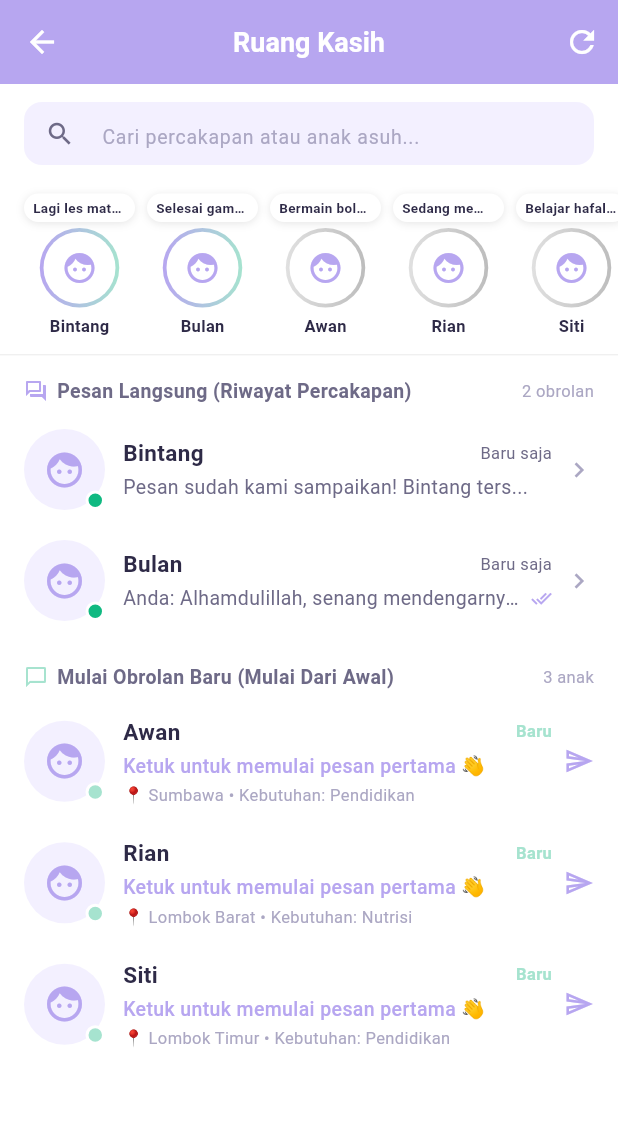
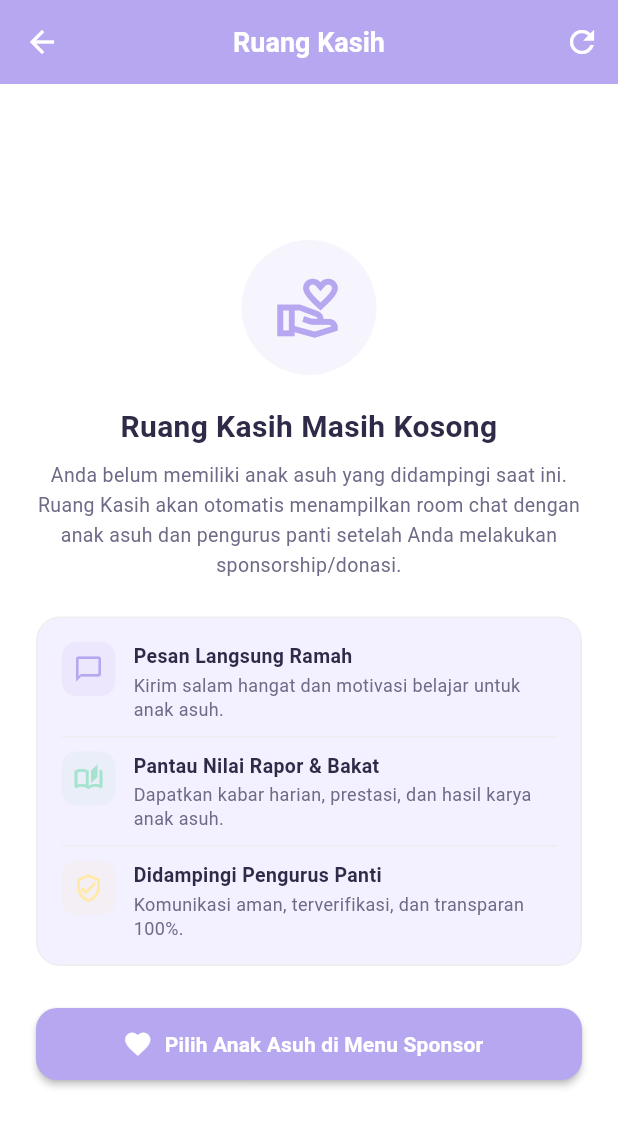
Before and after one commit to dyahnaylaamaliaputri-bit/AsuhKita, a Flutter app: the FamilyRoomScreen screen opened directly, after a tap on the "refresh" icon, on a phone screen of 412 x 824 dp. Shown: the top 1127 px of the screen. Run offline on Flutter 3.47's test engine with Material 3 defaults, Android fonts, the phone set to English and light mode, and no system bars; our stand-ins replace dio, flutter_local_notifications, flutter_map, flutter_secure_storage, google_generative_ai, image_picker and 7 more; missing offline and left inert: encrypt; accounts and stored records are empty; network calls fail.

Commit message:
feat(ruang-kasih): kosongkan ruang kasih jika donatur belum memiliki anak asuh (0 anak asuh)

```diff
--- a/lib/features/communication/family_room_screen.dart
+++ b/lib/features/communication/family_room_screen.dart
@@ -12,6 +12,7 @@ import 'package:image_picker/image_picker.dart';
 import '../../core/app_colors.dart';
 import '../../core/dio_client.dart';
 import '../../data/local_db.dart';
+import '../sponsor/sponsor_screen.dart';
 
 class FamilyRoomScreen extends StatefulWidget {
   const FamilyRoomScreen({super.key});
@@ -50,63 +51,80 @@ class _FamilyRoomScreenState extends State<FamilyRoomScreen> {
   }
 
   // ============================================================
-  // LOAD DATA ANAK & INITIAL SEEDING UNTUK HISTORI REALISTIS
+  // LOAD DATA ANAK ASUH DONATUR (DARI RIWAYAT DONASI/SPONSORSHIP)
   // ============================================================
   Future<void> _loadChildrenAndMessages() async {
     setState(() => _isLoading = true);
 
     try {
-      // 1. Ambil data anak (API Supabase / Local SQLite)
-      List<Map<String, dynamic>> loadedChildren = [];
+      // 1. Ambil data anak asuh yang didampingi donatur dari riwayat donasi/sponsorship lokal
+      final localDonations = await LocalDatabase().getCachedDonations();
+      final sponsoredAliases = <String>{};
+      for (var d in localDonations) {
+        final alias = (d['child_alias'] ?? '').toString().trim();
+        if (alias.isNotEmpty) {
+          sponsoredAliases.add(alias.toLowerCase());
+        }
+      }
+
+      // 2. Ambil data katalog semua anak (API Supabase / Local SQLite)
+      List<Map<String, dynamic>> allCatalog = [];
       try {
         final res = await DioClient().dio.get('/children');
         if (res.statusCode == 200) {
           if (res.data is List && (res.data as List).isNotEmpty) {
-            loadedChildren = List<Map<String, dynamic>>.from(res.data);
+            allCatalog = List<Map<String, dynamic>>.from(res.data);
           } else if (res.data is Map && res.data['data'] is List) {
-            loadedChildren = List<Map<String, dynamic>>.from(res.data['data']);
+            allCatalog = List<Map<String, dynamic>>.from(res.data['data']);
           }
-          if (loadedChildren.isNotEmpty) {
-            await LocalDatabase().cacheChildren(loadedChildren);
+          if (allCatalog.isNotEmpty) {
+            await LocalDatabase().cacheChildren(allCatalog);
           }
         }
       } catch (_) {}
 
       // Fallback: baca dari SQLite lokal
-      if (loadedChildren.isEmpty) {
+      if (allCatalog.isEmpty) {
         final cached = await LocalDatabase().getCachedChildren();
         final newKids = await LocalDatabase().getNewChildren();
-        final all = [...cached, ...newKids];
-        final seen = <String>{};
-        loadedChildren = all.where((c) {
-          final name = (c['alias'] ?? c['name'] ?? '').toString().toLowerCase();
-          if (seen.contains(name) || name.isEmpty) return false;
-          seen.add(name);
-          return true;
-        }).toList();
+        allCatalog = [...cached, ...newKids];
       }
 
-      // Pastikan ada data anak minimal untuk demo
-      if (loadedChildren.isEmpty) {
-        loadedChildren = [
-          {'alias': 'Bintang', 'orphanage_city': 'Mataram, Lombok', 'need_category': 'Pendidikan', 'avatar': ''},
-          {'alias': 'Bulan', 'orphanage_city': 'Mataram, Lombok', 'need_category': 'Kesehatan', 'avatar': ''},
-          {'alias': 'Awan', 'orphanage_city': 'Sumbawa', 'need_category': 'Pendidikan', 'avatar': ''},
-          {'alias': 'Rian', 'orphanage_city': 'Lombok Barat', 'need_category': 'Nutrisi', 'avatar': ''},
-          {'alias': 'Siti', 'orphanage_city': 'Lombok Timur', 'need_category': 'Pendidikan', 'avatar': ''},
-        ];
+      // 3. Filter HANYA anak asuh yang dimiliki oleh donatur ini
+      List<Map<String, dynamic>> mySponsoredChildren = [];
+      if (sponsoredAliases.isNotEmpty) {
+        final seen = <String>{};
+        for (var child in allCatalog) {
+          final name = (child['alias'] ?? child['name'] ?? '').toString().trim();
+          if (name.isNotEmpty && sponsoredAliases.contains(name.toLowerCase())) {
+            if (!seen.contains(name.toLowerCase())) {
+              seen.add(name.toLowerCase());
+              mySponsoredChildren.add(child);
+            }
+          }
+        }
+
+        // Jika anak ada di riwayat donasi tapi belum ada di katalog, buat entri profilnya
+        for (var alias in sponsoredAliases) {
+          if (!seen.contains(alias)) {
+            seen.add(alias);
+            final titleCase = alias.length > 1 ? '${alias[0].toUpperCase()}${alias.substring(1)}' : alias;
+            mySponsoredChildren.add({
+              'alias': titleCase,
+              'orphanage_city': 'PeduliAnak',
+              'need_category': 'Pendidikan',
+              'avatar': '',
+            });
+          }
+        }
       }
 
-      _children = loadedChildren;
+      // KOSONGKAN jika donatur belum memiliki anak asuh (0 anak asuh)
+      // Tidak menggunakan fallback mock dummy data
+      _children = mySponsoredChildren;
 
-      // 2. Cek apakah SQLite sudah memiliki riwayat pesan
-      final hasHistory = await LocalDatabase().hasAnyChatMessages();
-      if (!hasHistory && _children.isNotEmpty) {
-        // Otomatis seed riwayat percakapan sebelumnya untuk 2 anak pertama
-        await _seedInitialConversations();
-      }
-
-      // 3. Load last message untuk setiap anak asuh
+      // 4. Load last message untuk setiap anak asuh yang dimiliki
+      _lastMessages = {};
       for (var child in _children) {
         final alias = (child['alias'] ?? child['name'] ?? '').toString();
         if (alias.isNotEmpty) {
@@ -119,50 +137,7 @@ class _FamilyRoomScreenState extends State<FamilyRoomScreen> {
     if (mounted) setState(() => _isLoading = false);
   }
 
-  // Seed riwayat percakapan sebelumnya hanya untuk 2 anak pertama
-  Future<void> _seedInitialConversations() async {
-    final firstChild = (_children[0]['alias'] ?? _children[0]['name'] ?? 'Bintang').toString();
-    final secondChild = _children.length > 1
-        ? (_children[1]['alias'] ?? _children[1]['name'] ?? 'Bulan').toString()
-        : 'Bulan';
 
-    // Riwayat percakapan anak pertama (Topik: Prestasi & Perkembangan Sekolah)
-    final chatsChild1 = [
-      {'sender': 'admin', 'text': 'Assalamualaikum! Selamat datang di Ruang Kasih 💛 Saya admin panti yang mendampingi $firstChild.', 'time': '08:30', 'type': 'text'},
-      {'sender': 'donor', 'text': 'Waalaikumsalam, admin! Bagaimana kabar $firstChild hari ini? Apakah rapor sekolahnya sudah dibagikan?', 'time': '08:32', 'type': 'text'},
-      {'sender': 'admin', 'text': 'Alhamdulillah, kabar baik! Kemarin $firstChild berhasil meraih peringkat 3 di kelasnya 📚✨ Ia sangat bersemangat belajar matematika.', 'time': '08:36', 'type': 'text'},
-      {'sender': 'donor', 'text': 'MasyaAllah, hebat sekali! Tolong sampaikan bahwa saya sangat bangga padanya dan terus semangat belajarnya ya!', 'time': '08:40', 'type': 'text'},
-      {'sender': 'admin', 'text': 'Pesan sudah kami sampaikan! $firstChild tersenyum bahagia dan menitipkan salam hangat untuk Kakak donatur 💛', 'time': '08:45', 'type': 'text'},
-    ];
-
-    for (var c in chatsChild1) {
-      await LocalDatabase().insertChatMessage(
-        childAlias: firstChild,
-        sender: c['sender']!,
-        text: c['text']!,
-        time: c['time']!,
-        type: c['type']!,
-      );
-    }
-
-    // Riwayat percakapan anak kedua (Topik: Hobi Menggambar & Donasi Masuk)
-    final chatsChild2 = [
-      {'sender': 'admin', 'text': 'Assalamualaikum Kak! Salam hangat dari $secondChild di Panti Asuhan Peduli Anak 🌸', 'time': 'Kemarin', 'type': 'text'},
-      {'sender': 'donor', 'text': 'Halo admin, kemarin saya sudah kirimkan paket perlengkapan sekolah untuk $secondChild. Apakah sudah diterima?', 'time': 'Kemarin', 'type': 'text'},
-      {'sender': 'admin', 'text': 'Sudah diterima dengan sangat baik kemarin sore! $secondChild langsung mencoba pensil warna barunya untuk menggambar pemandangan 🎨', 'time': 'Kemarin', 'type': 'text'},
-      {'sender': 'donor', 'text': 'Alhamdulillah, senang mendengarnya! Terus berkarya ya anak pintar!', 'time': 'Kemarin', 'type': 'text'},
-    ];
-
-    for (var c in chatsChild2) {
-      await LocalDatabase().insertChatMessage(
-        childAlias: secondChild,
-        sender: c['sender']!,
-        text: c['text']!,
-        time: c['time']!,
-        type: c['type']!,
-      );
-    }
-  }
 
   String _getTimeAgo(String? createdAt) {
     if (createdAt == null || createdAt.isEmpty) return '';
@@ -221,7 +196,9 @@ class _FamilyRoomScreenState extends State<FamilyRoomScreen> {
       ),
       body: _isLoading
           ? const Center(child: CircularProgressIndicator(color: AppColors.primary))
-          : CustomScrollView(
+          : _children.isEmpty
+              ? _buildEmptyState()
+              : CustomScrollView(
               slivers: [
                 // 1. Search Bar Instagram Style
                 SliverToBoxAdapter(
@@ -405,9 +382,177 @@ class _FamilyRoomScreenState extends State<FamilyRoomScreen> {
                   ),
                 ],
 
+                if (activeChats.isEmpty && newChats.isEmpty && _searchQuery.isNotEmpty)
+                  SliverToBoxAdapter(
+                    child: Padding(
+                      padding: const EdgeInsets.symmetric(vertical: 40, horizontal: 20),
+                      child: Center(
+                        child: Text(
+                          'Tidak ada obrolan dengan nama "$_searchQuery"',
+                          style: const TextStyle(fontSize: 13, color: AppColors.textHint),
+                        ),
+                      ),
+                    ),
+                  ),
+
                 const SliverToBoxAdapter(child: SizedBox(height: 30)),
               ],
             ),
+    );
+  }
+
+  // ============================================================
+  // EMPTY STATE JIKA DONATUR BELUM MEMILIKI ANAK ASUH (0 ANAK)
+  // ============================================================
+  Widget _buildEmptyState() {
+    return Center(
+      child: SingleChildScrollView(
+        padding: const EdgeInsets.symmetric(horizontal: 24, vertical: 32),
+        child: Column(
+          mainAxisAlignment: MainAxisAlignment.center,
+          crossAxisAlignment: CrossAxisAlignment.center,
+          children: [
+            Container(
+              width: 90,
+              height: 90,
+              decoration: BoxDecoration(
+                color: AppColors.primary.withValues(alpha: 0.12),
+                shape: BoxShape.circle,
+              ),
+              child: const Icon(
+                Icons.volunteer_activism_outlined,
+                size: 46,
+                color: AppColors.primary,
+              ),
+            ),
+            const SizedBox(height: 20),
+            const Text(
+              'Ruang Kasih Masih Kosong',
+              style: TextStyle(
+                fontSize: 20,
+                fontWeight: FontWeight.bold,
+                color: AppColors.textPrimary,
+              ),
+              textAlign: TextAlign.center,
+            ),
+            const SizedBox(height: 8),
+            const Text(
+              'Anda belum memiliki anak asuh yang didampingi saat ini. Ruang Kasih akan otomatis menampilkan room chat dengan anak asuh dan pengurus panti setelah Anda melakukan sponsorship/donasi.',
+              style: TextStyle(
+                fontSize: 13,
+                color: AppColors.textSecondary,
+                height: 1.5,
+              ),
+              textAlign: TextAlign.center,
+            ),
+            const SizedBox(height: 24),
+            Container(
+              padding: const EdgeInsets.all(16),
+              decoration: BoxDecoration(
+                color: AppColors.surfaceLight,
+                borderRadius: BorderRadius.circular(16),
+                border: Border.all(color: Colors.grey.shade200),
+              ),
+              child: Column(
+                children: [
+                  _buildBenefitRow(
+                    icon: Icons.chat_bubble_outline,
+                    color: AppColors.primary,
+                    title: 'Pesan Langsung Ramah',
+                    subtitle: 'Kirim salam hangat dan motivasi belajar untuk anak asuh.',
+                  ),
+                  const Divider(height: 20, color: Color(0xFFEEEEEE)),
+                  _buildBenefitRow(
+                    icon: Icons.auto_stories_outlined,
+                    color: AppColors.accent1,
+                    title: 'Pantau Nilai Rapor & Bakat',
+                    subtitle: 'Dapatkan kabar harian, prestasi, dan hasil karya anak asuh.',
+                  ),
+                  const Divider(height: 20, color: Color(0xFFEEEEEE)),
+                  _buildBenefitRow(
+                    icon: Icons.verified_user_outlined,
+                    color: AppColors.accent2,
+                    title: 'Didampingi Pengurus Panti',
+                    subtitle: 'Komunikasi aman, terverifikasi, dan transparan 100%.',
+                  ),
+                ],
+              ),
+            ),
+            const SizedBox(height: 28),
+            SizedBox(
+              width: double.infinity,
+              height: 48,
+              child: ElevatedButton.icon(
+                onPressed: () {
+                  Navigator.push(
+                    context,
+                    MaterialPageRoute(builder: (_) => const SponsorScreen()),
+                  ).then((_) => _loadChildrenAndMessages());
+                },
+                icon: const Icon(Icons.favorite, size: 20),
+                label: const Text(
+                  'Pilih Anak Asuh di Menu Sponsor',
+                  style: TextStyle(fontSize: 14, fontWeight: FontWeight.bold),
+                ),
+                style: ElevatedButton.styleFrom(
+                  backgroundColor: AppColors.primary,
+                  foregroundColor: Colors.white,
+                  elevation: 2,
+                  shape: RoundedRectangleBorder(
+                    borderRadius: BorderRadius.circular(14),
+                  ),
+                ),
+              ),
+            ),
+          ],
+        ),
+      ),
+    );
+  }
+
+  Widget _buildBenefitRow({
+    required IconData icon,
+    required Color color,
+    required String title,
+    required String subtitle,
+  }) {
+    return Row(
+      crossAxisAlignment: CrossAxisAlignment.start,
+      children: [
+        Container(
+          padding: const EdgeInsets.all(8),
+          decoration: BoxDecoration(
+            color: color.withValues(alpha: 0.12),
+            borderRadius: BorderRadius.circular(10),
+          ),
+          child: Icon(icon, size: 20, color: color),
+        ),
+        const SizedBox(width: 12),
+        Expanded(
+          child: Column(
+            crossAxisAlignment: CrossAxisAlignment.start,
+            children: [
+              Text(
+                title,
+                style: const TextStyle(
+                  fontSize: 13,
+                  fontWeight: FontWeight.bold,
+                  color: AppColors.textPrimary,
+                ),
+              ),
+              const SizedBox(height: 2),
+              Text(
+                subtitle,
+                style: const TextStyle(
+                  fontSize: 12,
+                  color: AppColors.textSecondary,
+                  height: 1.3,
+                ),
+              ),
+            ],
+          ),
+        ),
+      ],
     );
   }
 
--- a/lib/features/home/home_screen.dart
+++ b/lib/features/home/home_screen.dart
@@ -99,11 +99,20 @@ class _HomeScreenState extends State<HomeScreen> {
       }
       final totalDonors = donorSet.isNotEmpty ? donorSet.length : 0;
 
+      // Hitung anak asuh yang didampingi oleh donatur ini (dari riwayat donasi/sponsorship)
+      final sponsoredKidSet = <String>{};
+      for (var d in localDonations) {
+        final alias = (d['child_alias'] ?? '').toString().trim();
+        if (alias.isNotEmpty) {
+          sponsoredKidSet.add(alias.toLowerCase());
+        }
+      }
+
       if (mounted) {
         setState(() {
           _isNotificationActive = notifActive;
-          // Donatur: tampilkan jumlah anak asuh SAMA PERSIS seperti Ruang Kasih
-          _sponsoredCount = totalKids;
+          // Donatur: jumlah anak asuh donatur ini (0 jika belum mendampingi anak asuh)
+          _sponsoredCount = sponsoredKidSet.length;
           _totalPlatformChildren = totalKids;
           _totalPlatformDonors = totalDonors;
         });
```
